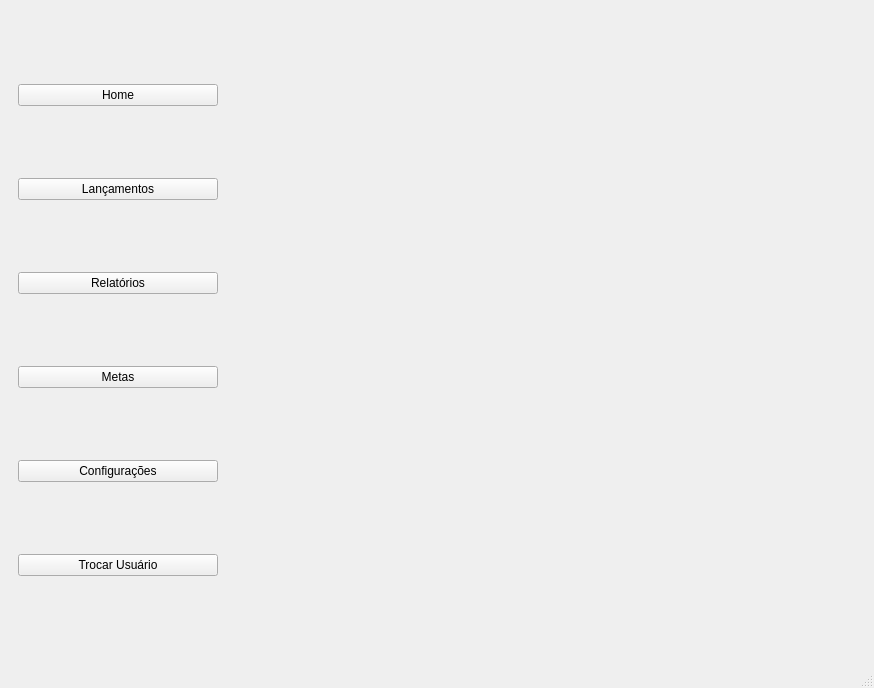
Before: the Qt Designer form MeuCentavoApp/Designer/FormsDashboard/formMainDashboard.ui in bee0ne1/MeuCentavo, drawn with Qt 5.
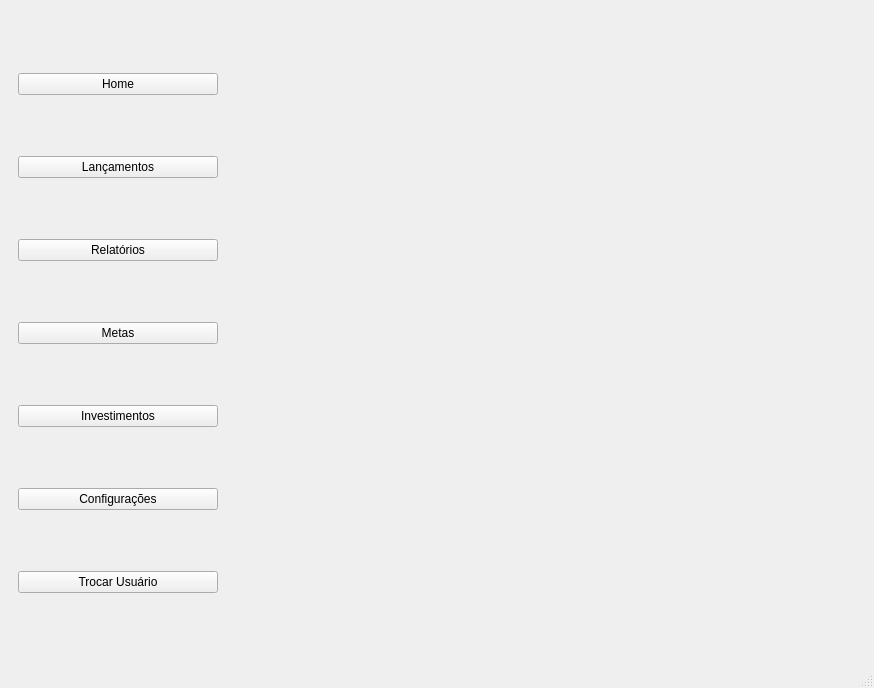
After: the same form once the commit is applied.

Commit message: modulo de investimentos

```diff
--- a/MeuCentavoApp/Designer/FormsDashboard/formMainDashboard.ui
+++ b/MeuCentavoApp/Designer/FormsDashboard/formMainDashboard.ui
@@ -50,6 +50,13 @@
              </property>
             </widget>
            </item>
+           <item>
+            <widget class="QPushButton" name="buttonInvestimentos">
+             <property name="text">
+              <string>Investimentos</string>
+             </property>
+            </widget>
+           </item>
            <item>
             <widget class="QPushButton" name="buttonConfiguracoes">
              <property name="text">
```
The commit also changes 57 other files.
